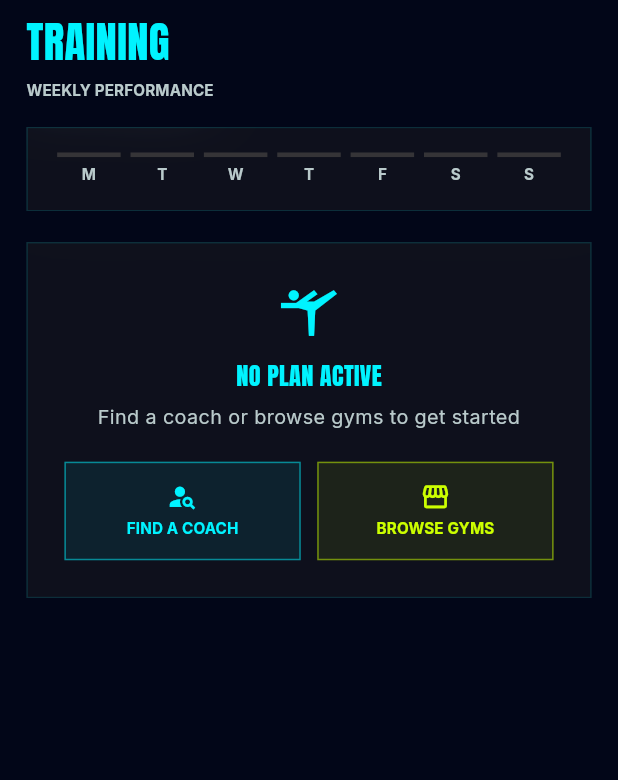
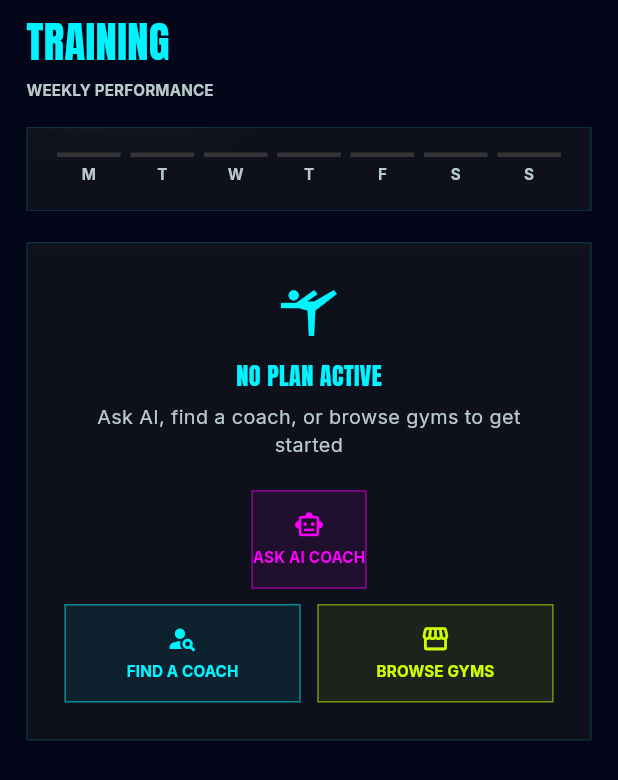
Before and after one commit to DeveloperAbdelhady1810/fitquad, a Flutter app: the TrainTabNeo widget shown alone on an empty page, opened directly, on a phone screen of 412 x 824 dp. Shown: the top 780 px of the screen. Run offline on Flutter 3.47's test engine with Material 3 defaults, Android fonts, the phone set to English and light mode, and no system bars; our stand-ins replace bloc, confetti, equatable, firebase_core, firebase_messaging, fl_chart and 20 more; missing offline and left inert: health, mobile_scanner; accounts and stored records are empty; network calls fail.

Commit message:
feat: add AI workout plan generation to Neo Train tab
TrainTabNeo had no AI entry point at all (only Find a Coach / Browse
Gyms), unlike the classic Train tab which already wires "Ask AI Coach"
to the generate/preview/apply flow. Adds the same showAiPlanGeneratorSheet
entry point to both the active-plan and no-plan states, matching the
classic tab's behavior.

```diff
--- a/lib/features/member/train/widgets/train_tab_neo.dart
+++ b/lib/features/member/train/widgets/train_tab_neo.dart
@@ -5,6 +5,7 @@ import 'package:flutter_screenutil/flutter_screenutil.dart';
 import 'package:google_fonts/google_fonts.dart';
 import 'package:gym_app/core/helpers/spacing.dart';
 import 'package:gym_app/core/theme/neo_theme.dart';
+import 'package:gym_app/features/member/ai/ui/ai_plan_prompt_sheet.dart';
 import 'package:gym_app/features/member/home/manager/member_cubit.dart';
 import 'package:gym_app/features/member/home/manager/member_state.dart';
 import 'package:gym_app/features/member/home/ui/views/workout_active_screen_neo.dart';
@@ -64,7 +65,14 @@ class _TrainTabNeoState extends State<TrainTabNeo> {
                             }
                           }),
                         )),
-                    vGap(16),
+                    vGap(10),
+                    _NeoBtn(
+                      label: 'ASK AI COACH',
+                      icon: Icons.smart_toy_outlined,
+                      color: NeoColors.magenta,
+                      onTap: () => showAiPlanGeneratorSheet(context, type: 'workout'),
+                    ),
+                    vGap(10),
                     Row(
                       children: [
                         Expanded(
@@ -335,8 +343,15 @@ class _NoPlanCard extends StatelessWidget {
           vGap(12),
           Text('NO PLAN ACTIVE', style: NeoTextStyles.headlineSm.copyWith(color: NeoColors.cyan)),
           vGap(6),
-          Text('Find a coach or browse gyms to get started', style: NeoTextStyles.bodySm, textAlign: TextAlign.center),
+          Text('Ask AI, find a coach, or browse gyms to get started', style: NeoTextStyles.bodySm, textAlign: TextAlign.center),
           vGap(20),
+          _NeoBtn(
+            label: 'ASK AI COACH',
+            icon: Icons.smart_toy_outlined,
+            color: NeoColors.magenta,
+            onTap: () => showAiPlanGeneratorSheet(context, type: 'workout'),
+          ),
+          vGap(10),
           Row(
             children: [
               Expanded(
```
